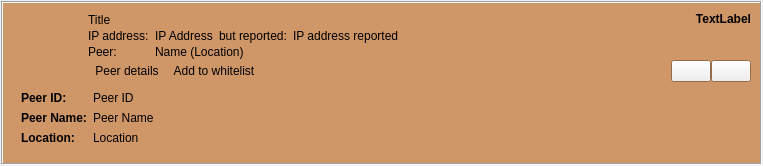
Old version of the form retroshare-gui/src/gui/feeds/SecurityIpItem.ui in the repository RetroShare/RetroShare.
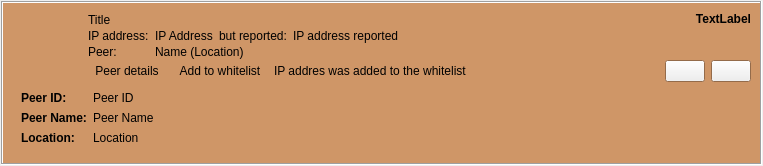
New version of the form. Icons and pictures are not drawn. Custom widgets are drawn as their Qt base class.

Commit message: Added a notify in SecurityIpItem when the ip address was added to the whitelist.

Diff of the .ui file:
```diff
--- a/retroshare-gui/src/gui/feeds/SecurityIpItem.ui
+++ b/retroshare-gui/src/gui/feeds/SecurityIpItem.ui
@@ -159,6 +159,9 @@
          </item>
          <item row="1" column="1" colspan="2">
           <layout class="QHBoxLayout" name="horizontalLayout_3">
+           <property name="spacing">
+            <number>6</number>
+           </property>
            <item>
             <widget class="QToolButton" name="peerDetailsButton">
              <property name="focusPolicy">
@@ -204,6 +207,13 @@
              </property>
             </widget>
            </item>
+           <item>
+            <widget class="QLabel" name="rsBanListChangedLabel">
+             <property name="text">
+              <string>IP addres was added to the whitelist</string>
+             </property>
+            </widget>
+           </item>
            <item>
             <spacer name="horizontalSpacer">
              <property name="orientation">
```
Left out of the diff: 9 changed lines with no effect on the pictures. The commit also changes 6 other files.
